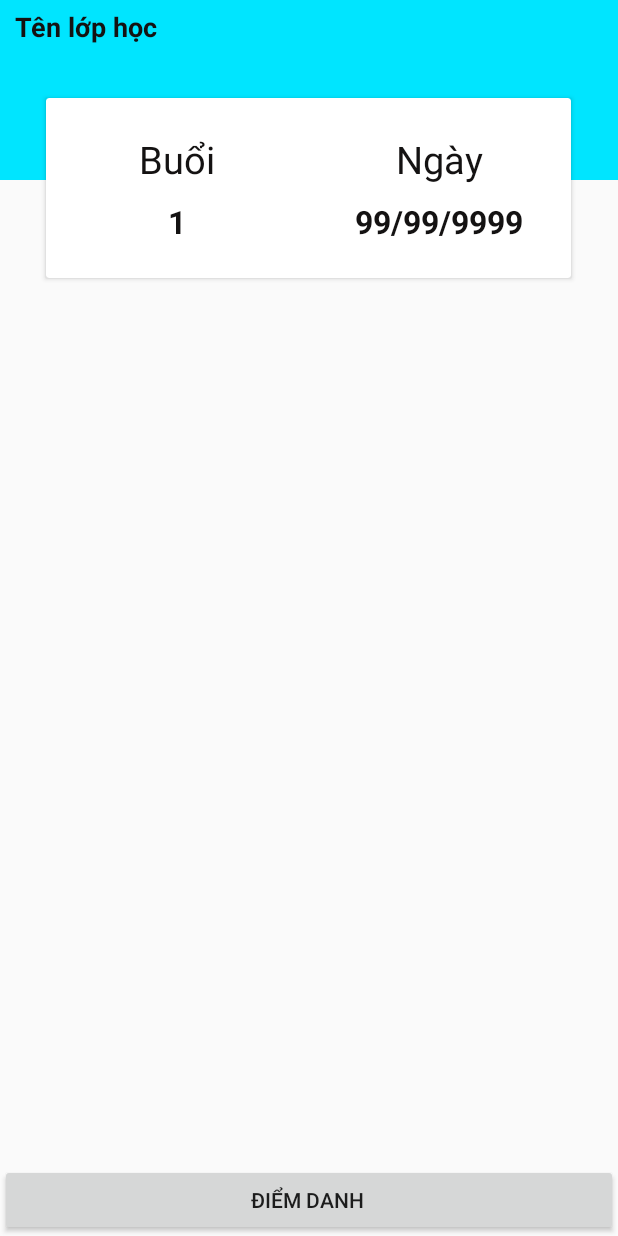
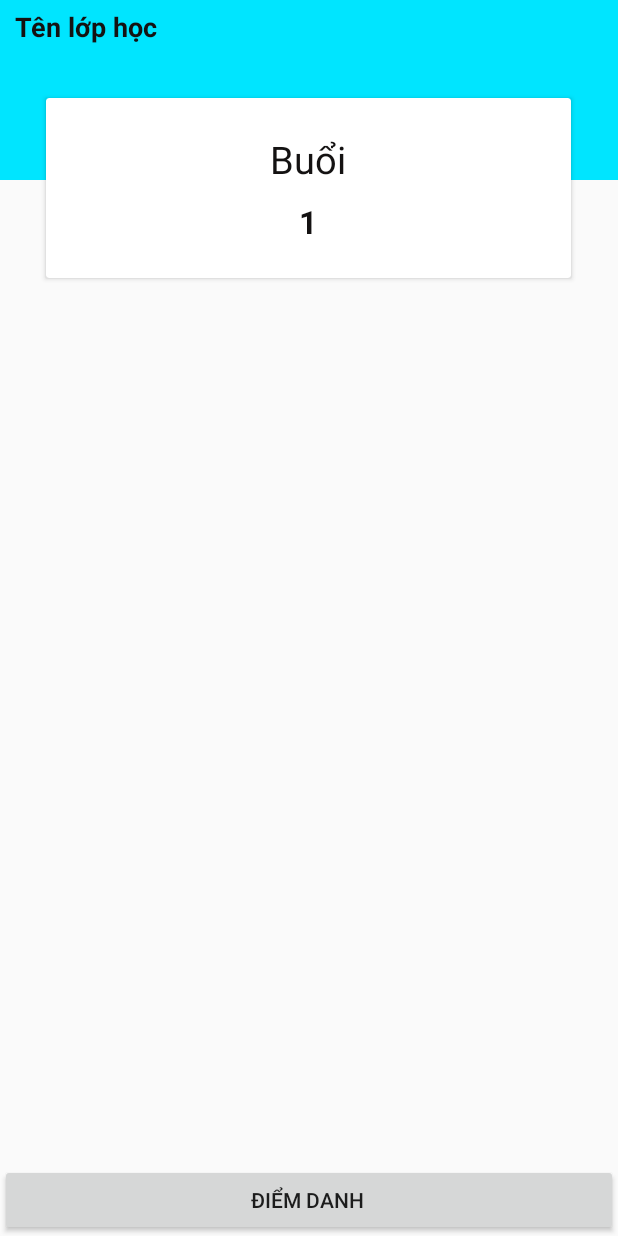
Before and after one commit to nmcxx/Diemdanhdihoc, an Android app: the layout activity_student_classroom.xml on its own in the app's theme, with its tools: preview values and no code run, on a phone screen of 412 x 824 dp. Run offline under Robolectric (Android 15) with nearby library versions, the phone set to English and light mode, and no system bars; network calls fail.

```diff
--- a/app/src/main/res/layout/activity_student_classroom.xml
+++ b/app/src/main/res/layout/activity_student_classroom.xml
@@ -48,7 +48,7 @@
                 android:layout_width="match_parent"
                 android:layout_height="match_parent"
                 android:orientation="horizontal"
-                android:weightSum="2">
+                android:weightSum="1">
 
                 <LinearLayout
                     android:layout_width="0dp"
@@ -72,28 +72,6 @@
                         android:paddingTop="10dp"
                         android:textStyle="bold"/>
 
-                </LinearLayout>
-                <LinearLayout
-                    android:layout_width="0dp"
-                    android:layout_height="match_parent"
-                    android:layout_weight="1"
-                    android:orientation="vertical"
-                    android:gravity="center">
-                    <TextView
-                        android:layout_width="wrap_content"
-                        android:layout_height="wrap_content"
-                        android:text="Ngày"
-                        android:textSize="25sp"
-                        android:textColor="#141212"/>
-                    <TextView
-                        android:id="@+id/txtNgay_Student"
-                        android:layout_width="wrap_content"
-                        android:layout_height="wrap_content"
-                        android:text="99/99/9999"
-                        android:textSize="21sp"
-                        android:textColor="#141212"
-                        android:paddingTop="10dp"
-                        android:textStyle="bold"/>
                 </LinearLayout>
             </LinearLayout>
         </androidx.cardview.widget.CardView>
```
Also changed, not shown: app/src/main/java/com/example/diemdanhdihoc/LoginAct.java (+6 -9 lines), app/src/main/java/com/example/diemdanhdihoc/LopHocAdapter.java (deleted, +0 -66 lines), app/src/main/java/com/example/diemdanhdihoc/StudentClassroom.java (+9 -10 lines), app/src/main/java/com/example/diemdanhdihoc/StudentMain.java (+11 -11 lines), app/src/main/java/com/example/diemdanhdihoc/TeacherClassroomActivity.java (+7 -19 lines), app/src/main/java/com/example/diemdanhdihoc/TeacherMainAct.java (+14 -14 lines), app/src/main/java/com/example/diemdanhdihoc/UserAdapter.java (deleted, +0 -43 lines), app/src/main/java/com/example/diemdanhdihoc/home.java (+10 -10 lines).
